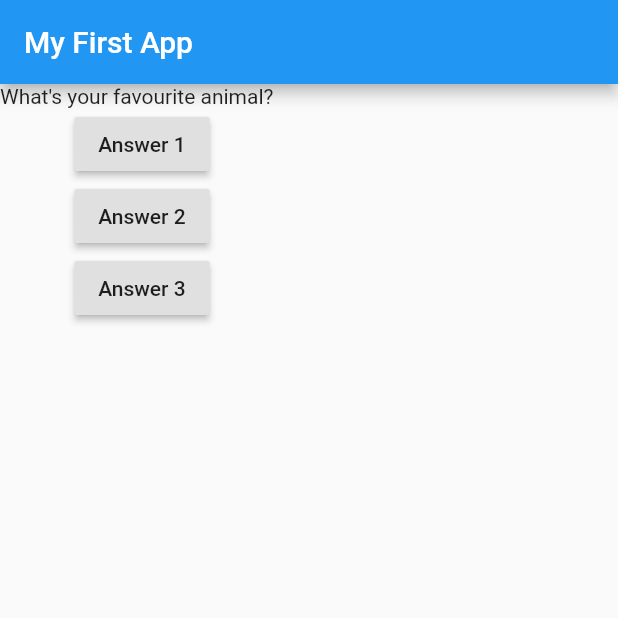
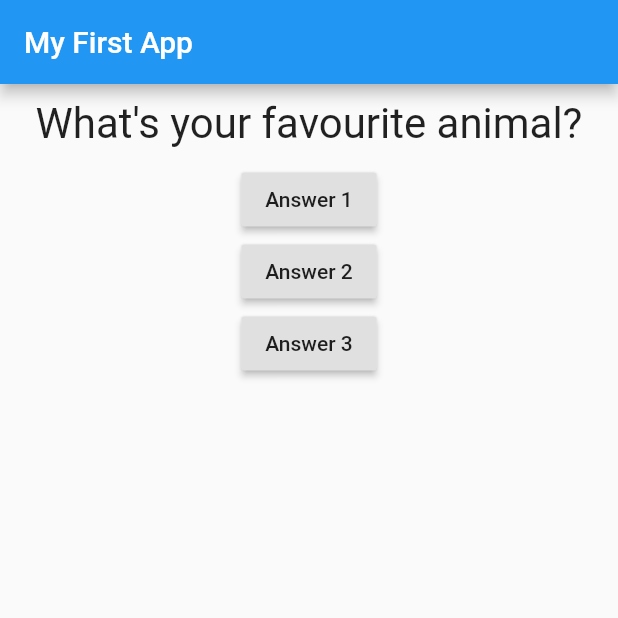
Before and after one commit to sharome/personality-quiz, a Flutter app: the screen it shows after launch, after a tap on "Answer 1", on a phone screen of 412 x 824 dp, the top half of it. Run offline on Flutter 3.47's test engine with Material 2 defaults, Android fonts, the phone set to English and light mode, and no system bars.

Commit message:
question.dart added, Text6 centered

```diff
--- a/lib/main.dart
+++ b/lib/main.dart
@@ -1,4 +1,6 @@
 import 'package:flutter/material.dart';
+
+import'./question.dart';
 
 //void main() {
 //runApp(MyApp());
@@ -15,13 +17,13 @@ class MyApp extends StatefulWidget {
 
 class _MyAppState extends State<MyApp> {
 
-  var questionIndex = 0;
+  var _questionIndex = 0;
 
   void answerQuestion() {
     setState((){
-      questionIndex = questionIndex + 1;
+      _questionIndex = _questionIndex + 1;
     });
-    print(questionIndex);
+    print(_questionIndex);
   }
 
   @override
@@ -37,8 +39,8 @@ class _MyAppState extends State<MyApp> {
         ),
         body: Column(
           children: [
-            Text(
-              questions[questionIndex],
+            Question(
+              questions[_questionIndex],
             ),
             RaisedButton(
               child: Text('Answer 1'),
@@ -58,4 +60,3 @@ class _MyAppState extends State<MyApp> {
     );
   }
 }
-//gitty
--- /dev/null
+++ b/lib/question.dart
@@ -0,0 +1,19 @@
+import 'package:flutter/material.dart';
+
+class Question extends StatelessWidget {
+  final String questionText;
+
+  Question(this.questionText);
+
+  @override
+  Widget build(BuildContext context) {
+    return Container(
+      width: double.infinity,
+      margin: EdgeInsets.all(10),
+      child: Text(
+        questionText,
+        style: TextStyle (fontSize:28),
+        textAlign: TextAlign.center,
+    ),);
+  }
+}
```
